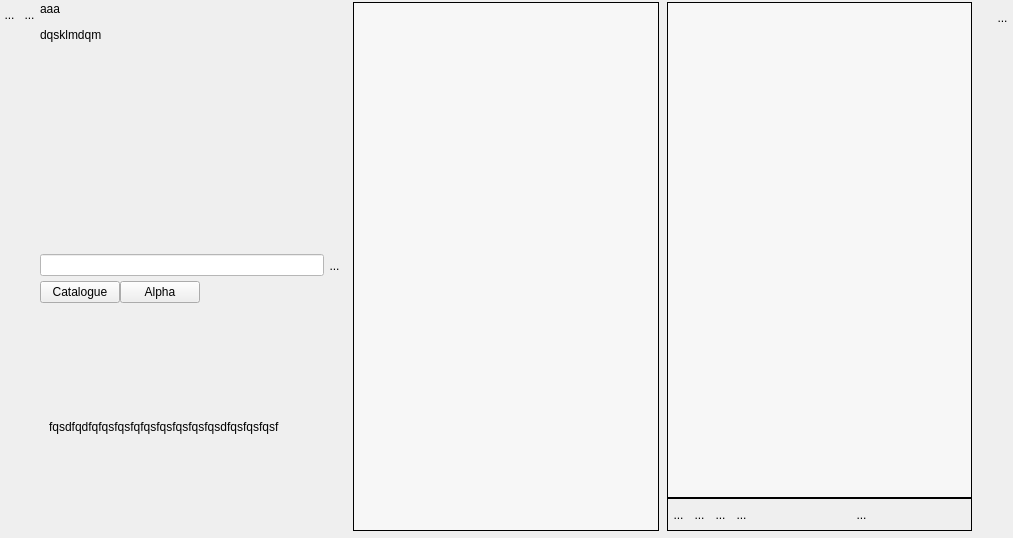
Qt form UiQT5/desWidgetPlusieursIntoOrdonne.ui (SalomePlatform/eficas_tools) before a commit.
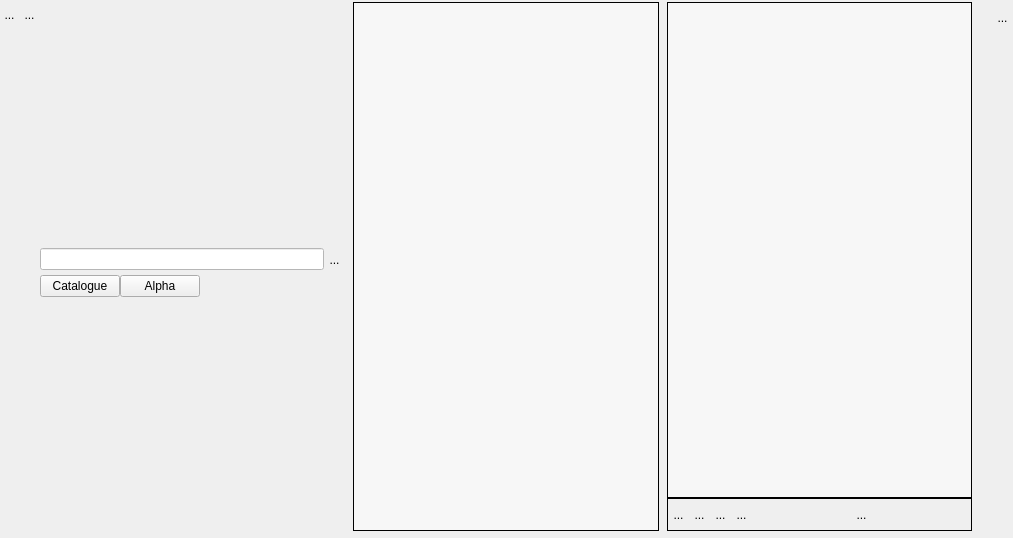
The same form after that commit. Icons and pictures are not drawn. Custom widgets are drawn as their Qt base class.

```diff
--- a/UiQT5/desWidgetPlusieursIntoOrdonne.ui
+++ b/UiQT5/desWidgetPlusieursIntoOrdonne.ui
@@ -173,7 +173,7 @@
         <enum>QFrame::NoFrame</enum>
        </property>
        <property name="text">
-        <string>&lt;html&gt;&lt;head/&gt;&lt;body&gt;&lt;p&gt;aaa&lt;/p&gt;&lt;p&gt;dqsklmdqm&lt;/p&gt;&lt;/body&gt;&lt;/html&gt;</string>
+        <string>&lt;html&gt;&lt;head/&gt;&lt;body&gt;&lt;p&gt;&lt;br/&gt;&lt;/p&gt;&lt;/body&gt;&lt;/html&gt;</string>
        </property>
        <property name="scaledContents">
         <bool>false</bool>
@@ -313,8 +313,8 @@
          <rect>
           <x>0</x>
           <y>0</y>
-          <width>296</width>
-          <height>188</height>
+          <width>18</width>
+          <height>196</height>
          </rect>
         </property>
         <property name="sizePolicy">
@@ -327,7 +327,7 @@
          <item>
           <widget class="QLabel" name="monCommentaireLabel">
            <property name="text">
-            <string>fqsdfqdfqfqsfqsfqfqsfqsfqsfqsfqsdfqsfqsfqsf</string>
+            <string>&lt;html&gt;&lt;head/&gt;&lt;body&gt;&lt;p&gt;&lt;br/&gt;&lt;/p&gt;&lt;/body&gt;&lt;/html&gt;</string>
            </property>
           </widget>
          </item>
```
Left out of the diff: 33 changed lines with no effect on the pictures.
